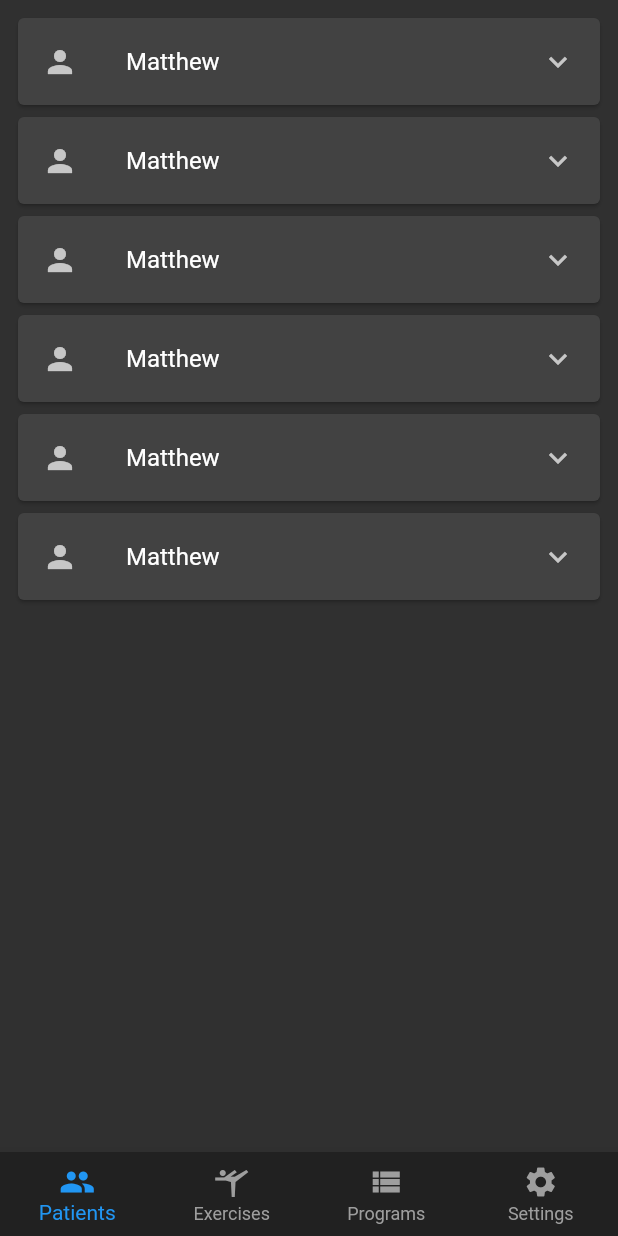
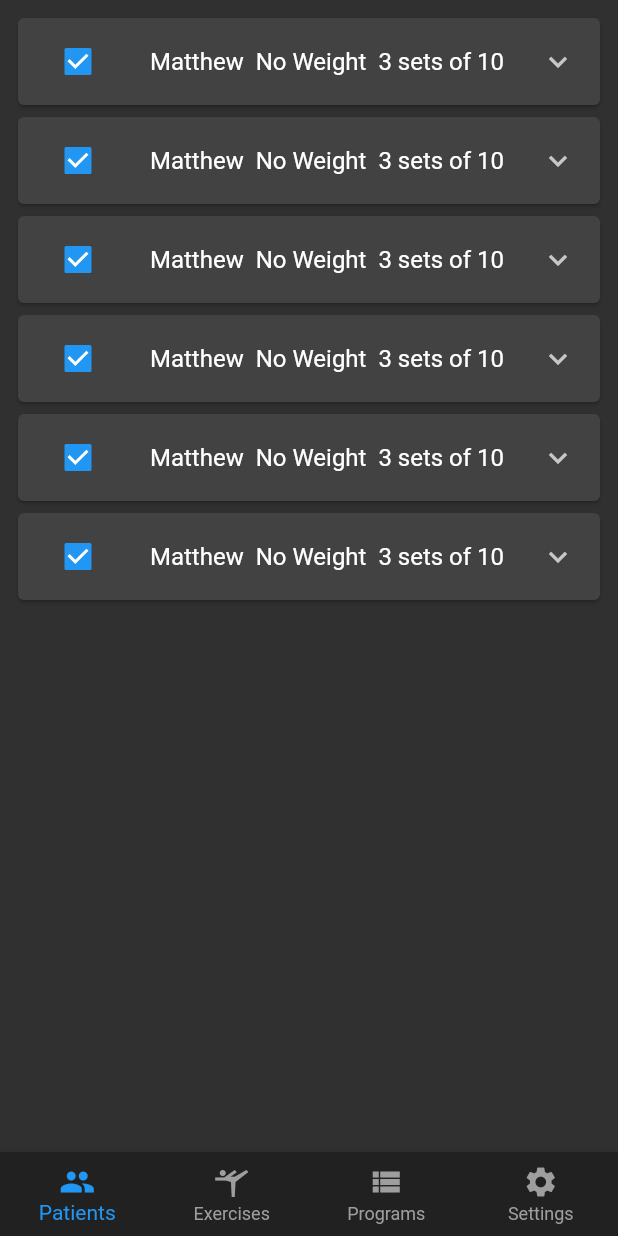
Before and after one commit to MatthewGreenspun/pt-program-app, a Flutter app: the screen it shows after launch, on a phone screen of 412 x 824 dp. Run offline on Flutter 3.47's test engine with Material 2 defaults, Android fonts, the phone set to English and light mode, and no system bars; our stand-ins replace flutter_mobx, mobx, shared_preferences; missing offline and left inert: dart:ffi; accounts and stored records are empty; generated files the repository leaves out were written again; network calls fail.

Commit message:
edit screens

```diff
--- a/mobile/lib/screens/patients/patient_card.dart
+++ b/mobile/lib/screens/patients/patient_card.dart
@@ -9,8 +9,16 @@ class PatientCard extends StatelessWidget {
   Widget build(BuildContext context) {
     return Card(
         child: ExpansionTile(
-      title: Text(patient.name),
-      leading: const Icon(Icons.person),
+      title: Row(mainAxisAlignment: MainAxisAlignment.spaceEvenly, children: [
+        Text(patient.name),
+        const Text("No Weight"),
+        const Text("3 sets of 10")
+      ]),
+      leading: Checkbox(
+        value: true,
+        onChanged: (value) {},
+        activeColor: Theme.of(context).colorScheme.primary,
+      ),
       children: [
         ElevatedButton(onPressed: () {}, child: const Text("Add Program"))
       ],
--- a/mobile/lib/screens/settings/settings.dart
+++ b/mobile/lib/screens/settings/settings.dart
@@ -101,13 +101,13 @@ class Settings extends StatelessWidget {
                                                   child: Text("Patient"))
                                             ],
                                           ))),
-                              const Setting(
+                              Setting(
                                 name: "Join Code",
                                 child: StyledText(
-                                  text: "b7X02Muw",
+                                  text: settingsStore.joinCode,
                                   size: 20,
                                 ),
-                              ), //TODO replace with actual join code
+                              ),
                               Setting(
                                 name: "Log Out",
                                 child: ElevatedButton(
```
